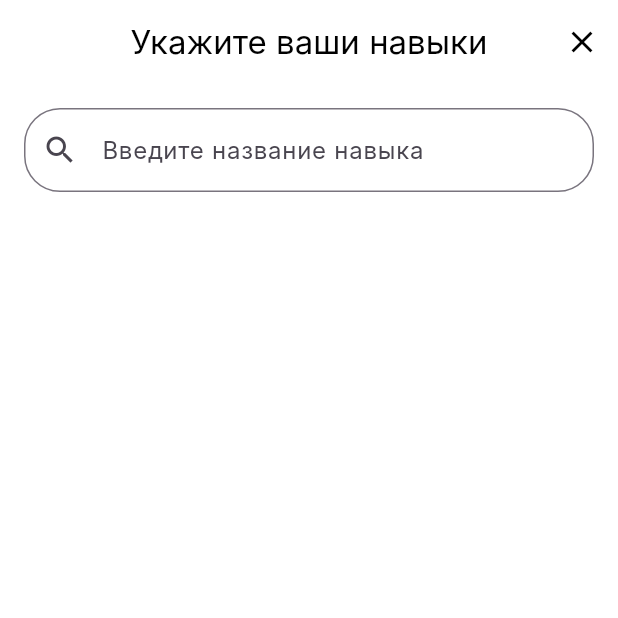
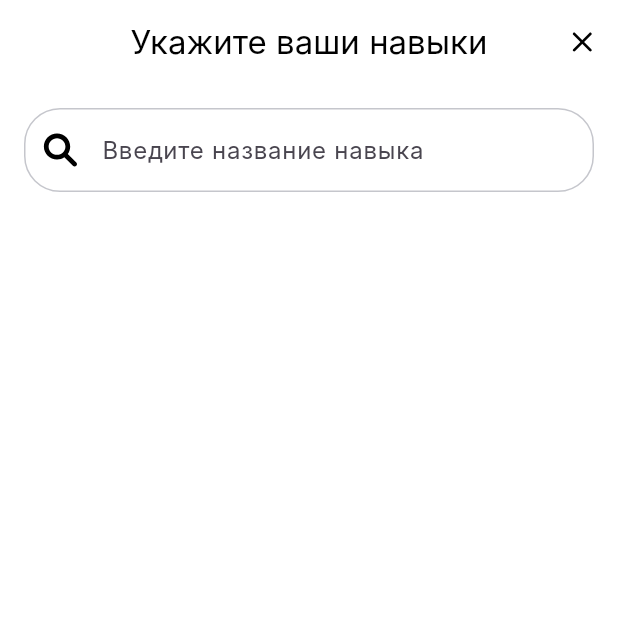
Before and after one commit to TP-Jobsy/jobsy-client, a Flutter app: the SkillScreenFree screen opened directly, on a phone screen of 412 x 824 dp, the top half of it. Run offline on Flutter 3.47's test engine with Material 3 defaults, Android fonts, the phone set to English and light mode, and no system bars; our stand-ins replace cached_network_image, flutter_bloc, flutter_svg, mask_text_input_formatter, shared_preferences; accounts and stored records are empty; network calls fail; Roboto replaces fonts that are missing (Inter).

Commit message:
feat: fix icons

```diff
--- a/lib/pages/profile-freelancer/skill_screen_free.dart
+++ b/lib/pages/profile-freelancer/skill_screen_free.dart
@@ -1,5 +1,6 @@
 import 'dart:async';
 import 'package:flutter/material.dart';
+import 'package:flutter_svg/svg.dart';
 import 'package:provider/provider.dart';
 import '../../model/skill/skill.dart';
 import '../../../provider/auth_provider.dart';
@@ -59,7 +60,10 @@ class _SkillScreenFreeState extends State<SkillScreenFree> {
     }
 
     try {
-      final suggestions = await _projectService.autocompleteSkills(query, token);
+      final suggestions = await _projectService.autocompleteSkills(
+        query,
+        token,
+      );
       setState(() {
         _results
           ..clear()
@@ -94,7 +98,12 @@ class _SkillScreenFreeState extends State<SkillScreenFree> {
         elevation: 0,
         actions: [
           IconButton(
-            icon: const Icon(Icons.close),
+            icon: SvgPicture.asset(
+              'assets/icons/Close.svg',
+              width: 15,
+              height: 15,
+              color: Palette.black,
+            ),
             onPressed: () => Navigator.pop(context),
           ),
         ],
@@ -108,11 +117,24 @@ class _SkillScreenFreeState extends State<SkillScreenFree> {
               controller: _controller,
               decoration: InputDecoration(
                 hintText: 'Введите название навыка',
-                prefixIcon: const Icon(Icons.search),
+                prefixIcon: Padding(
+                  padding: const EdgeInsets.all(12.0),
+                  child: SvgPicture.asset(
+                    'assets/icons/Search.svg',
+                    width: 17,
+                    height: 17,
+                    color: Palette.black,
+                  ),
+                ),
                 suffixIcon:
                     _controller.text.isNotEmpty
                         ? IconButton(
-                  icon: const Icon(Icons.clear),
+                          icon: SvgPicture.asset(
+                            'assets/icons/Close.svg',
+                            width: 17,
+                            height: 17,
+                            color: Palette.black,
+                          ),
                           onPressed: () {
                             _controller.clear();
                             setState(() {
@@ -122,8 +144,16 @@ class _SkillScreenFreeState extends State<SkillScreenFree> {
                           },
                         )
                         : null,
-                border: OutlineInputBorder(
+                focusedBorder: OutlineInputBorder(
                   borderRadius: BorderRadius.circular(24),
+                  borderSide: const BorderSide(
+                    color: Palette.grey3,
+                    width: 1.5,
+                  ),
+                ),
+                enabledBorder: OutlineInputBorder(
+                  borderRadius: BorderRadius.circular(24),
+                  borderSide: BorderSide(color: Palette.grey3),
                 ),
               ),
             ),
@@ -134,8 +164,12 @@ class _SkillScreenFreeState extends State<SkillScreenFree> {
           if (_error != null)
             Padding(
               padding: const EdgeInsets.symmetric(horizontal: 16, vertical: 8),
-              child: Text(_error!, style: const TextStyle(color: Palette.red, fontFamily: 'Inter')),
+              child: Text(
+                _error!,
+                style: const TextStyle(color: Palette.red, fontFamily: 'Inter'),
               ),
+            ),
+
           Expanded(
             child: ListView.separated(
               itemCount: _results.length,
```
Lines whose indentation alone changed are shown as unchanged.
